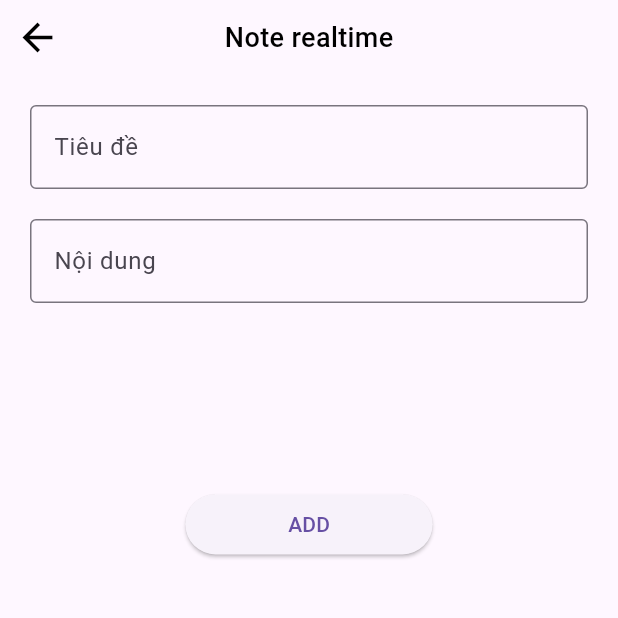
After one commit to khanhluongHA/musicApp_and_weatherApp, a Flutter app: the NoteRealtimeScreen screen opened directly, on a phone screen of 412 x 824 dp, the top half of it. The commit adds this screen. Run offline on Flutter 3.47's test engine with Material 3 defaults, Android fonts, the phone set to English and light mode, and no system bars; our stand-ins replace audio_video_progress_bar, audioplayers, bloc, copy_with_extension, equatable, firebase_core and 7 more; accounts and stored records are empty.

Commit message:
làm app note sử dụng realtime database của firebase

```diff
--- /dev/null
+++ b/lib/cubit/note_realtime_state.dart
@@ -0,0 +1,18 @@
+
+import 'package:copy_with_extension/copy_with_extension.dart';
+import 'package:equatable/equatable.dart';
+import 'package:test_bloc/models/item_note_model.dart';
+part 'note_realtime_state.g.dart';
+enum NoteRealtimeStatus { init, start, success, error }
+
+@CopyWith()
+class NoteRealtimeState extends Equatable {
+  const NoteRealtimeState(
+      {this.realtimeNotes = const [], this.status = NoteRealtimeStatus.init, this.keyNotes = const []});
+  final List<ItemNoteModel> realtimeNotes;
+  final Enum status;
+  final List<String> keyNotes;
+
+  @override
+  List<Object> get props => [realtimeNotes,status, keyNotes];
+}
--- a/lib/main.dart
+++ b/lib/main.dart
@@ -4,6 +4,7 @@ import 'package:test_bloc/bloc/weather_bloc.dart';
 import 'package:test_bloc/cubit/login_cubit.dart';
 import 'package:test_bloc/cubit/music_cubit.dart';
 import 'package:test_bloc/cubit/note_cubit.dart';
+import 'package:test_bloc/cubit/note_realtime_cubit.dart';
 import 'package:test_bloc/cubit/register_cubit.dart';
 import 'package:test_bloc/cubit/timer_cubit.dart';
 import 'package:test_bloc/cubit/water_cubit.dart';
@@ -13,6 +14,7 @@ import 'package:firebase_core/firebase_core.dart';
 Future<void> main() async {
   WidgetsFlutterBinding.ensureInitialized();
   await Firebase.initializeApp();
+
   runApp(const MyApp());
 }
 
@@ -50,6 +52,9 @@ class _MyAppState extends State<MyApp> {
         BlocProvider(
           create: (context) => MusicCubit(),
         ),
+        BlocProvider(
+          create: (context) => NoteRealtimeCubit(),
+        ),
       ],
       child: const MaterialApp(
         debugShowCheckedModeBanner: false,
--- a/lib/models/item_note_model.dart
+++ b/lib/models/item_note_model.dart
@@ -3,24 +3,26 @@ part 'item_note_model.g.dart';
 
 @JsonSerializable()
 class ItemNoteModel {
+  final int? id;
   final String title;
   final String content;
   final String time;
   final bool noteStatus;
   late String linkImage;
 
-  ItemNoteModel(
-      {this.title = '',
-      this.content = '',
-      this.time = '',
-      this.noteStatus = false,
-      required this.linkImage});
+  ItemNoteModel({
+    this.id,
+    this.title = '',
+    this.content = '',
+    this.time = '',
+    this.noteStatus = false,
+    required this.linkImage,
+  });
 
   factory ItemNoteModel.fromJson(Map<String, dynamic> json) =>
       _$ItemNoteModelFromJson(json);
 
   Map<String, dynamic> toJson() => _$ItemNoteModelToJson(this);
-
 
   static List<ItemNoteModel> convertToList(List<dynamic> json) {
     //json ở đây là data
--- a/lib/screens/note_page/ditail_note.dart
+++ b/lib/screens/note_page/ditail_note.dart
@@ -3,28 +3,16 @@ import 'package:flutter_bloc/flutter_bloc.dart';
 import 'package:test_bloc/config/app_color.dart';
 import 'package:test_bloc/config/app_size.dart';
 import 'package:test_bloc/cubit/note_cubit.dart';
+import 'package:test_bloc/models/item_note_model.dart';
 
-class DetailNote extends StatefulWidget {
-  const DetailNote({
+class DetailNote extends StatelessWidget {
+   DetailNote({
     super.key,
-    this.index = 0,
+    required this.note
   });
-  final int index;
+  final ItemNoteModel note;
 
-  @override
-  State<DetailNote> createState() => _DetailNoteState();
-}
-
-class _DetailNoteState extends State<DetailNote> {
-  late NoteCubit cubit;
   bool isAppear = false;
-
-  @override
-  void initState() {
-    cubit = context.read<NoteCubit>();
-
-    super.initState();
-  }
 
   @override
   Widget build(BuildContext context) {
@@ -69,7 +57,7 @@ class _DetailNoteState extends State<DetailNote> {
                     mainAxisAlignment: MainAxisAlignment.spaceBetween,
                     children: [
                       Text(
-                        'Ngày: ${state.notes[widget.index].time}',
+                        'Ngày: ${note.time}',
                         style: const TextStyle(
                             fontSize: AppSize.size15, color: Colors.grey),
                       ),
@@ -84,11 +72,11 @@ class _DetailNoteState extends State<DetailNote> {
                             height: 5,
                           ),
                           Text(
-                            state.notes[widget.index].noteStatus
+                           note.noteStatus
                                 ? ' Đã làm'
                                 : 'Chưa làm',
                             style: TextStyle(
-                                color: state.notes[widget.index].noteStatus
+                                color:note.noteStatus
                                     ? AppColors.green
                                     : Colors.red,
                                 fontSize: AppSize.size15),
@@ -107,7 +95,7 @@ class _DetailNoteState extends State<DetailNote> {
                   const SizedBox(
                     height: 5,
                   ),
-                  Text(state.notes[widget.index].title),
+                  Text(note.title),
                   const SizedBox(
                     height: 20,
                   ),
@@ -118,15 +106,15 @@ class _DetailNoteState extends State<DetailNote> {
                   const SizedBox(
                     height: 5,
                   ),
-                  Text(state.notes[widget.index].content),
+                  Text(note.content),
                   const SizedBox(
                     height: 10,
                   ),
                   Center(
-                    child: state.notes[widget.index].linkImage.isNotEmpty
+                    child: note.linkImage.isNotEmpty
                         ? Image(
                             image: NetworkImage(
-                                state.notes[widget.index].linkImage),
+                                note.linkImage),
                             height: 200,
                             width: 200,
                             fit: BoxFit.fill,
--- a/lib/screens/note_page/home_app.dart
+++ b/lib/screens/note_page/home_app.dart
@@ -63,7 +63,6 @@ class _HomeAppState extends State<HomeApp> {
             return Container(
               height: MediaQuery.of(context).size.height,
               width: MediaQuery.of(context).size.width,
-              decoration: const BoxDecoration(),
               child: Padding(
                 padding: const EdgeInsets.all(20),
                 child: Column(
@@ -101,7 +100,7 @@ class _HomeAppState extends State<HomeApp> {
                                       context,
                                       MaterialPageRoute(
                                         builder: (context) => DetailNote(
-                                          index: index,
+                                          note: noteCubit.state.notes[index],
                                         ),
                                       ),
                                     );
--- /dev/null
+++ b/lib/screens/note_realtime/note_realtime_screen.dart
@@ -0,0 +1,140 @@
+import 'dart:async';
+
+import 'package:flutter/material.dart';
+import 'package:flutter_bloc/flutter_bloc.dart';
+import 'package:test_bloc/cubit/note_realtime_cubit.dart';
+import 'package:test_bloc/screens/note_page/home_app.dart';
+import 'package:test_bloc/widgets/header_app.dart';
+
+class NoteRealtimeScreen extends StatefulWidget {
+  const NoteRealtimeScreen({super.key});
+
+  @override
+  State<NoteRealtimeScreen> createState() => _NoteRealtimeScreenState();
+}
+
+class _NoteRealtimeScreenState extends State<NoteRealtimeScreen> {
+  final TextEditingController titleController = TextEditingController();
+  final TextEditingController contentController = TextEditingController();
+  bool isLoading = false;
+  final checkFormNoteRealtime = GlobalKey<FormState>();
+
+  late NoteRealtimeCubit noteRealtimeCubit;
+  @override
+  void initState() {
+    // TODO: implement initState
+    super.initState();
+    noteRealtimeCubit = context.read<NoteRealtimeCubit>();
+  }
+
+  @override
+  Widget build(BuildContext context) {
+    return Scaffold(
+      body: Stack(
+        children: [
+          SafeArea(
+            child: Column(
+              children: [
+                HeaderApp(
+                    title: 'Note realtime',
+                    callback: () {
+                      Navigator.pop(context);
+                    }),
+                Expanded(
+                  child: SingleChildScrollView(
+                    child: Form(
+                      key: checkFormNoteRealtime,
+                      child: Padding(
+                        padding: const EdgeInsets.all(20.0),
+                        child: Column(
+                          children: [
+                            SizedBox(
+                              child: TextFormField(
+                                controller: titleController,
+                                validator: _checkValidator,
+                                decoration: const InputDecoration(
+                                  labelText: 'Tiêu đề',
+                                  border: OutlineInputBorder(
+                                    borderSide: BorderSide(
+                                        color: Colors.grey,
+                                        width: 1,
+                                        style: BorderStyle.solid),
+                                  ),
+                                ),
+                              ),
+                            ),
+                            const SizedBox(
+                              height: 20,
+                            ),
+                            SizedBox(
+                              child: TextFormField(
+                                controller: contentController,
+                                validator: _checkValidator,
+                                decoration: const InputDecoration(
+                                  labelText: 'Nội dung',
+                                  border: OutlineInputBorder(
+                                    borderSide: BorderSide(
+                                        color: Colors.grey,
+                                        width: 1,
+                                        style: BorderStyle.solid),
+                                  ),
+                                ),
+                              ),
+                            ),
+                            SizedBox(
+                              height: MediaQuery.of(context).size.height * 0.15,
+                            ),
+                            SizedBox(
+                                width: MediaQuery.of(context).size.width * 0.4,
+                                child: ElevatedButton(
+                                    onPressed: () {
+                                      if (checkFormNoteRealtime.currentState!
+                                          .validate()) {
+                                        FocusScope.of(context).unfocus();
+                                        setState(() {
+                                          isLoading = true;
+                                        });
+                                        noteRealtimeCubit
+                                            .putNoteRealtimeDatabase(
+                                                title: titleController.text,
+                                                content: contentController.text)
+                                            .then((value) => {
+                                                  Timer(
+                                                    const Duration(seconds: 1),
+                                                    () {
+                                                      setState(() {
+                                                        isLoading = false;
+                                                      });
+                                                      titleController.clear();
+                                                      contentController.clear();
+                                                      Navigator.pop(context);
+                                                    },
+                                                  )
+                                                });
+                                      }
+                                    },
+                                    child: const Text('ADD')))
+                          ],
+                        ),
+                      ),
+                    ),
+                  ),
+                ),
+              ],
+            ),
+          ),
+          isLoading
+              ? const Center(child: CircularProgressIndicator())
+              : const SizedBox()
+        ],
+      ),
+    );
+  }
+}
+
+String? _checkValidator(String? value) {
+  if (value == null || value.isEmpty) {
+    return 'Hãy nhập nội dung ghi chú !';
+  }
+  return null;
+}
```
Also changed, not shown: lib/cubit/note_realtime_cubit.dart (added, +100 -0 lines), lib/screens/note_realtime/notes_lis.dart (added, +150 -0 lines), lib/widgets/alert_dialog_note_realtime.dart (added, +117 -0 lines), lib/widgets/drawer_app.dart (+12 -0 lines), lib/widgets/header_app.dart (+5 -2 lines), lib/cubit/note_realtime_state.g.dart (added), lib/models/item_note_model.g.dart, 2 other files.
